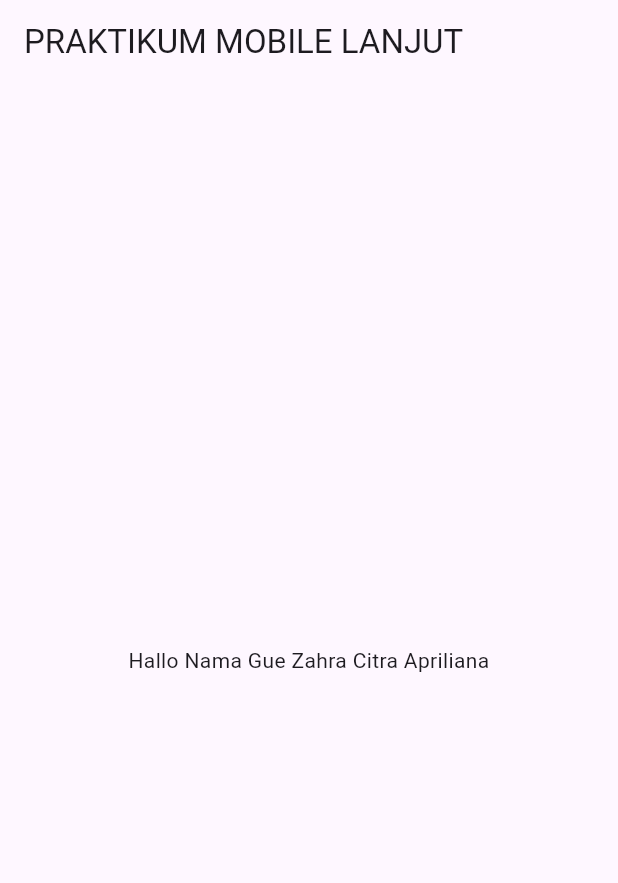
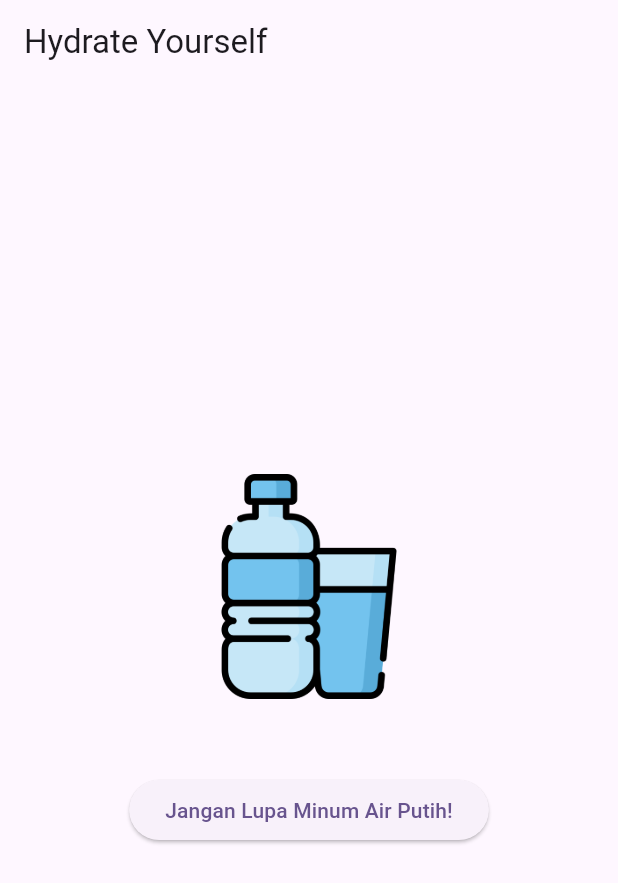
Before and after one commit to zyelous/prak-mobilelanjut-2317051049, a Flutter app: the screen it shows after launch, on a phone screen of 412 x 824 dp. Shown: the top 883 px of the screen. Run offline on Flutter 3.47's test engine with Material 3 defaults, Android fonts, the phone set to English and light mode, and no system bars.

Commit message:
Pertemuan 3: Basic Widget

```diff
--- /dev/null
+++ b/lib/basic_widget.dart
@@ -0,0 +1,31 @@
+import 'package:flutter/material.dart';
+
+class BasicWidget extends StatelessWidget {
+  const BasicWidget({super.key});
+
+  @override
+  Widget build(BuildContext context) {
+    return Scaffold(
+      appBar: AppBar(
+        title: const Text('Hydrate Yourself'),
+      ),
+      body: Center(
+        child: Column(
+          mainAxisAlignment: MainAxisAlignment.center,
+          children: [
+            Image.asset(
+              'assets/images/water.png',
+              width: 150,
+              height: 150,
+            ),
+            const SizedBox(height: 50),
+            ElevatedButton(
+              onPressed: () {},
+              child: const Text('Jangan Lupa Minum Air Putih!'),
+            ),
+          ],
+        ),
+      ),
+    );
+  }
+}
--- a/lib/main.dart
+++ b/lib/main.dart
@@ -1,4 +1,7 @@
 import 'package:flutter/material.dart';
+// import 'package:myapp/column_widget.dart';
+// import 'package:myapp/row_widget.dart';
+import 'package:myapp/basic_widget.dart';
 
 void main() {
   runApp(const MyApp());
@@ -7,26 +10,15 @@ void main() {
 class MyApp extends StatelessWidget {
   const MyApp({super.key});
 
-  // This widget is the root of your application.
   @override
   Widget build(BuildContext context) {
     return MaterialApp(
-      title: 'Flutter Demo',
+      title: 'Praktikum Mobile Lanjut',
       theme: ThemeData(
         colorScheme: ColorScheme.fromSeed(seedColor: Colors.deepPurple),
+        useMaterial3: true,
       ),
-      home: Scaffold(
-        appBar: AppBar(
-        title: const Text('PRAKTIKUM MOBILE LANJUT'),
-      ),
-      body: const Center(
-        child: Text(
-          'Hallo Nama Gue Zahra Citra Apriliana',
-          textAlign: TextAlign.center,
-          // style: TextStyle(fontSize: 16),
-        )
-      )
-      )
+      home: const BasicWidget(),
     );
   }
 }
--- a/pubspec.yaml
+++ b/pubspec.yaml
@@ -58,7 +58,8 @@ flutter:
   uses-material-design: true
 
   # To add assets to your application, add an assets section, like this:
-  # assets:
+  assets:
+      - assets/images/
   #   - images/a_dot_burr.jpeg
   #   - images/a_dot_ham.jpeg
 
```
Also changed, not shown: lib/column_widget.dart (added, +22 -0 lines), lib/row_widget.dart (added, +22 -0 lines), assets/images/water.png (added).
